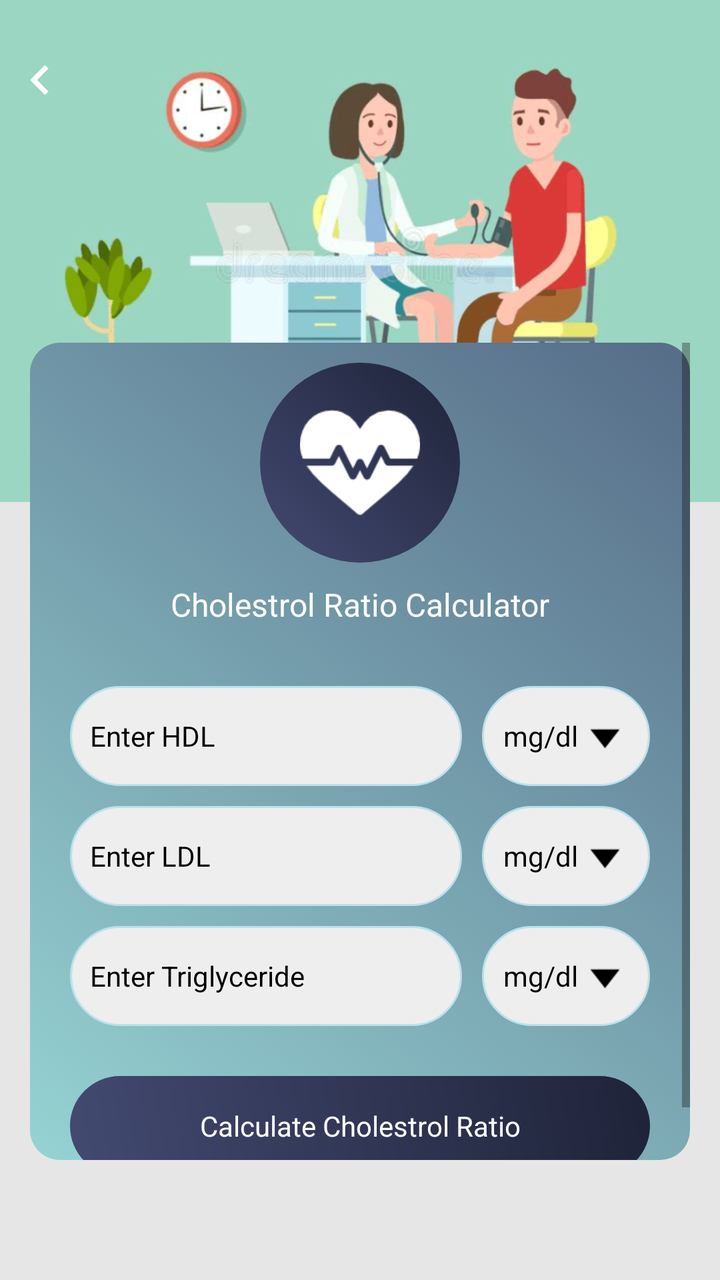
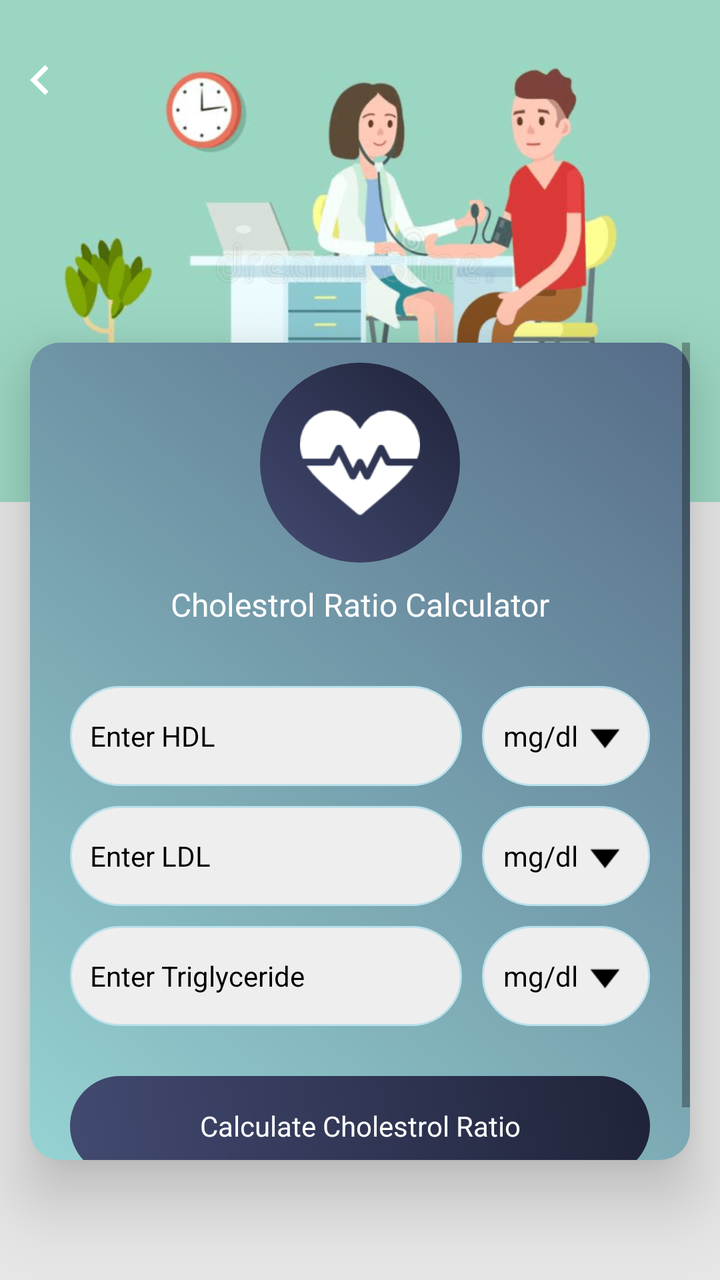

The first picture is an Android layout as it rendered before a commit; the second is the same layout after the commit. The layout source and the unified diff follow.
<!-- AndroidManifest.xml: application theme AppTheme -->
<!-- res/layout/cholestrol_calculator.xml -->
<?xml version="1.0" encoding="utf-8"?>
<RelativeLayout xmlns:android="http://schemas.android.com/apk/res/android"
    xmlns:aapt="http://schemas.android.com/aapt"
    xmlns:app="http://schemas.android.com/apk/res-auto"
    android:layout_width="match_parent"
    android:layout_height="match_parent"
    android:background="@color/gray_color"
    android:orientation="vertical">


    <RelativeLayout
        android:id="@+id/banner"
        android:layout_width="match_parent"
        android:layout_height="wrap_content"
        android:background="@mipmap/calculator_banner_2">

    </RelativeLayout>

    <ImageView
        android:id="@+id/iv_back"
        android:layout_width="40dp"
        android:layout_height="40dp"
        android:layout_alignParentLeft="true"
        android:layout_alignParentTop="true"
        android:layout_marginTop="20dp"
        android:padding="5dp"
        android:src="@drawable/ic_chevron_left_white_24dp" />


    <LinearLayout
        android:id="@+id/cardviewone"
        android:layout_marginBottom="60dp"
        android:layout_width="match_parent"
        android:layout_height="wrap_content"
        android:layout_below="@+id/banner"
        android:layout_marginLeft="@dimen/text_15"
        android:layout_marginTop="-80dp"
        android:layout_marginRight="@dimen/text_15"
        android:orientation="horizontal"
        android:background="@drawable/a2_grad_black"
        app:cardElevation="20dip">


        <ScrollView
            android:layout_width="match_parent"
            android:layout_height="wrap_content"
            android:layout_above="@+id/normal_ad_include"
            android:layout_below="@+id/tv_cholestrol">

            <LinearLayout
                android:layout_width="match_parent"
                android:layout_height="wrap_content"
                android:orientation="vertical">


                <RelativeLayout
                    android:layout_width="match_parent"
                    android:layout_height="wrap_content"
                    android:layout_above="@+id/cardviewone"
                    android:layout_marginTop="10dp">

                    <RelativeLayout
                        android:id="@+id/rel12"
                        android:layout_width="100dp"
                        android:layout_height="100dp"
                        android:layout_centerInParent="true"
                        android:background="@drawable/a3_grad">

                        <ImageView
                            android:id="@+id/iv_cholestrol"
                            android:layout_width="60dp"
                            android:layout_height="60dp"
                            android:layout_centerInParent="true"
                            android:layout_centerHorizontal="true"
                            android:src="@drawable/img_cholestrol_ratio" />
                    </RelativeLayout>
                </RelativeLayout>


                <TextView
                    android:id="@+id/tv_cholestrol"
                    android:layout_width="match_parent"
                    android:layout_height="wrap_content"
                    android:layout_below="@+id/rel12"
                    android:layout_centerHorizontal="true"
                    android:layout_margin="10dp"
                    android:text="@string/cholestrol_ratio_calc"
                    android:textAlignment="center"
                    android:textColor="@color/white"
                    android:textSize="@dimen/textsize_16" />


                <LinearLayout
                    android:id="@+id/ll_bmi"
                    android:layout_width="match_parent"
                    android:layout_height="wrap_content"
                    android:layout_centerInParent="true"
                    android:layout_margin="20dp"
                    android:orientation="vertical">

                    <LinearLayout
                        android:layout_width="match_parent"
                        android:layout_height="wrap_content"
                        android:layout_centerInParent="true"
                        android:layout_marginBottom="10dp"
                        android:orientation="horizontal"
                        android:weightSum="10">

                        <EditText
                            android:id="@+id/et_hdl"
                            android:layout_width="0dp"
                            android:layout_height="50dp"
                            android:layout_weight="7"
                            android:background="@drawable/corner2"
                            android:hint="@string/enter_hdl"
                            android:imeOptions="actionNext"
                            android:inputType="number"
                            android:paddingLeft="10dp"
                            android:textColor="@color/black"
                            android:textColorHint="@color/black"
                            android:textSize="@dimen/textsize_14" />

                        <TextView
                            android:id="@+id/tv_hdl"
                            android:layout_width="0dp"
                            android:layout_height="match_parent"
                            android:layout_marginLeft="10dp"
                            android:layout_weight="3"
                            android:background="@drawable/corner2"
                            android:drawableRight="@mipmap/down"
                            android:gravity="center"
                            android:padding="10dp"
                            android:paddingLeft="10dp"
                            android:text="@string/mgdl"
                            android:textColor="@color/black"
                            android:textColorHint="@color/black"
                            android:textSize="@dimen/textsize_14" />
                    </LinearLayout>

                    <LinearLayout
                        android:layout_width="match_parent"
                        android:layout_height="wrap_content"
                        android:layout_centerInParent="true"
                        android:layout_marginBottom="10dp"
                        android:orientation="horizontal"
                        android:weightSum="10">

                        <EditText
                            android:id="@+id/et_ldl"
                            android:layout_width="0dp"
                            android:layout_height="50dp"
                            android:layout_weight="7"
                            android:background="@drawable/corner2"
                            android:hint="@string/enter_ldl"
                            android:imeOptions="actionNext"
                            android:inputType="number"
                            android:paddingLeft="10dp"
                            android:textColor="@color/black"
                            android:textColorHint="@color/black"
                            android:textSize="@dimen/textsize_14" />

                        <TextView
                            android:id="@+id/tv_ldl"
                            android:layout_width="0dp"
                            android:layout_height="match_parent"
                            android:layout_marginLeft="10dp"
                            android:layout_weight="3"
                            android:background="@drawable/corner2"
                            android:drawableRight="@mipmap/down"
                            android:gravity="center"
                            android:padding="10dp"
                            android:paddingLeft="10dp"
                            android:text="@string/mgdl"
                            android:textColor="@color/black"
                            android:textColorHint="@color/black"
                            android:textSize="@dimen/textsize_14" />
                    </LinearLayout>

                    <LinearLayout
                        android:layout_width="match_parent"
                        android:layout_height="wrap_content"
                        android:layout_centerInParent="true"
                        android:layout_marginBottom="10dp"
                        android:orientation="horizontal"
                        android:weightSum="10">

                        <EditText
                            android:id="@+id/et_triglyceride"
                            android:layout_width="0dp"
                            android:layout_height="50dp"
                            android:layout_weight="7"
                            android:background="@drawable/corner2"
                            android:hint="@string/enter_triglyceride"
                            android:imeOptions="actionDone"
                            android:inputType="number"
                            android:paddingLeft="10dp"
                            android:textColor="@color/black"
                            android:textColorHint="@color/black"
                            android:textSize="@dimen/textsize_14" />

                        <TextView
                            android:id="@+id/tv_triglyceride"
                            android:layout_width="0dp"
                            android:layout_height="match_parent"
                            android:layout_marginLeft="10dp"
                            android:layout_weight="3"
                            android:background="@drawable/corner2"
                            android:drawableRight="@mipmap/down"
                            android:gravity="center"
                            android:padding="10dp"
                            android:paddingLeft="10dp"
                            android:text="@string/mgdl"
                            android:textColor="@color/black"
                            android:textColorHint="@color/black"
                            android:textSize="@dimen/textsize_14" />
                    </LinearLayout>

                    <TextView
                        android:id="@+id/tv_search_cholestrol"
                        android:layout_width="match_parent"
                        android:layout_height="50dp"
                        android:layout_marginTop="15dp"
                        android:background="@drawable/a3_grad"
                        android:gravity="center"
                        android:text="@string/calculate_colestrol"
                        android:textColor="@color/white"
                        android:textColorHint="@color/white"
                        android:textSize="@dimen/textsize_14" />
                </LinearLayout>
            </LinearLayout>
        </ScrollView>
    </LinearLayout>

    <LinearLayout
        android:id="@+id/normal_ad_include"
        android:layout_width="match_parent"
        android:layout_height="wrap_content"
        android:orientation="vertical"
        android:gravity="center"
        android:layout_alignParentBottom="true"/>
</RelativeLayout>
<!-- resources referenced by this layout -->
<resources>
  <color name="black">#000000</color>
  <color name="gray_color">#E6E6E6</color>
  <color name="white">#ffffff</color>
  <dimen name="text_15">15sp</dimen>
  <dimen name="textsize_14">14sp</dimen>
  <dimen name="textsize_16">16sp</dimen>
  <!-- drawable a2_grad_black (drawable) -->
  <?xml version="1.0" encoding="utf-8"?>
  <shape xmlns:android="http://schemas.android.com/apk/res/android">
      <gradient
          android:angle="225"
          android:endColor="#96D3D3"
          android:startColor="#566C88" />
  
      <corners android:radius="15dp"/>
  
  </shape>
  <!-- drawable a3_grad (drawable) -->
  <?xml version="1.0" encoding="utf-8"?>
  <shape xmlns:android="http://schemas.android.com/apk/res/android">
  <gradient
      android:angle="225"
      android:endColor="#434A71"
      android:startColor="#1F2339" />
  
  <corners android:radius="200dp"/>
  
  </shape>
  <!-- drawable corner2 (drawable) -->
  <?xml version="1.0" encoding="utf-8"?>
  <shape xmlns:android="http://schemas.android.com/apk/res/android"
      android:shape="rectangle">
  
  
      <stroke
          android:width="1dp"
          android:color="#BBE1EB"/>
  
      <corners android:radius="200dp"/>
  
      <solid
          android:color="#EEEEEE"/>
  
  </shape>
  <!-- drawable ic_chevron_left_white_24dp (drawable) -->
  <vector android:height="24dp" android:tint="#FFFFFF"
      android:viewportHeight="24" android:viewportWidth="24"
      android:width="24dp" xmlns:android="http://schemas.android.com/apk/res/android">
      <path android:fillColor="@android:color/white" android:pathData="M15.41,7.41L14,6l-6,6 6,6 1.41,-1.41L10.83,12z"/>
  </vector>
  <!-- drawable img_cholestrol_ratio: png bitmap (drawable, 1400 bytes) -->
  <!-- mipmap calculator_banner_2: png bitmap (mipmap-xhdpi, 70074 bytes) -->
  <!-- mipmap down: png bitmap (mipmap-xhdpi, 325 bytes) -->
  <string name="calculate_colestrol">Calculate Cholestrol Ratio</string>
  <string name="cholestrol_ratio_calc">Cholestrol Ratio Calculator</string>
  <string name="enter_hdl">Enter HDL</string>
  <string name="enter_ldl">Enter LDL</string>
  <string name="enter_triglyceride">Enter Triglyceride</string>
  <string name="mgdl">mg/dl</string>
  <style name="AppTheme" parent="Theme.AppCompat.Light.DarkActionBar">
          
          <item name="colorPrimary">@color/colorPrimary</item>
          <item name="colorPrimaryDark">@color/colorPrimaryDark</item>
          <item name="colorAccent">@color/colorAccent</item>
      </style>
  <color name="colorPrimary">#434A71</color>
  <color name="colorPrimaryDark">#1F2339</color>
  <color name="colorAccent">#1F2339</color>
</resources>

<!-- the commit's change to res/layout/cholestrol_calculator.xml (unified diff, before → after) -->
@@ -38,7 +38,7 @@
         android:layout_marginRight="@dimen/text_15"
         android:orientation="horizontal"
         android:background="@drawable/a2_grad_black"
-        app:cardElevation="20dip">
+        android:elevation="20dp">
 
 
         <ScrollView
